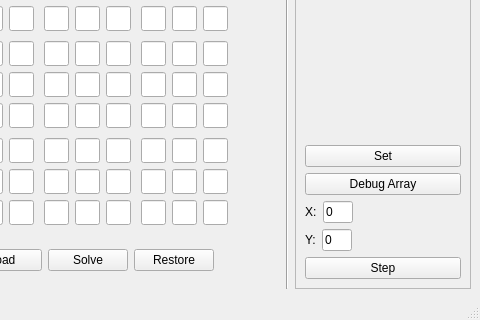
Before: the Qt Designer form mainwindow.ui in Kiria-F/sudoku-solver, drawn with Qt 5; both pictures show x 114 to 594 and y 83 to 403 of the 594 by 403 pixel window.
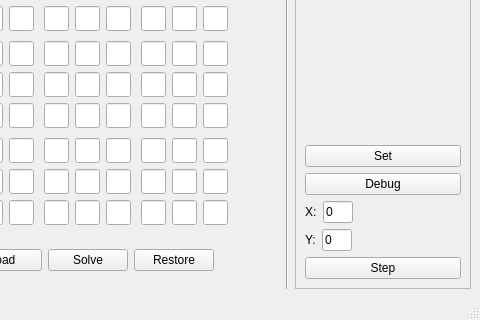
After: the same form once the commit is applied.

Commit message: Simple Fields Solving

Patch:
```diff
--- a/mainwindow.ui
+++ b/mainwindow.ui
@@ -2160,7 +2160,7 @@
          <item>
           <widget class="QPushButton" name="pushButton_DebugArray">
            <property name="text">
-            <string>Debug Array</string>
+            <string>Debug</string>
            </property>
           </widget>
          </item>
```
Left out of the diff: 2 changed lines with no effect on the pictures. The commit also changes 2 other files.
